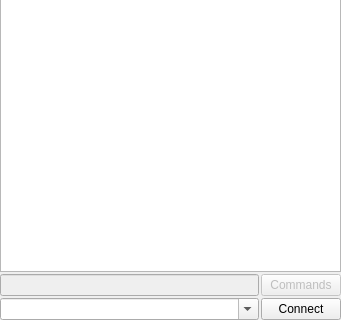
Before: the Qt Designer form ui/DxWidget.ui in k5mcd/QLog, drawn with Qt 5; both pictures show x 0 to 341 and y 191 to 511 of the 341 by 511 pixel window.
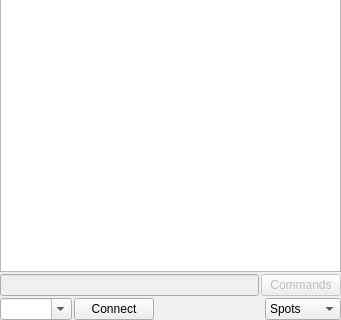
After: the same form once the commit is applied. Icons and pictures are not drawn.

Commit message: DXC: Changed View Mode switcher to Combobox

Diff of the .ui file:
```diff
--- a/ui/DxWidget.ui
+++ b/ui/DxWidget.ui
@@ -227,6 +227,39 @@
        </property>
       </widget>
      </item>
+     <item>
+      <spacer name="horizontalSpacer">
+       <property name="orientation">
+        <enum>Qt::Horizontal</enum>
+       </property>
+       <property name="sizeHint" stdset="0">
+        <size>
+         <width>40</width>
+         <height>20</height>
+        </size>
+       </property>
+      </spacer>
+     </item>
+     <item>
+      <widget class="QComboBox" name="viewModeCombo">
+       <property name="sizePolicy">
+        <sizepolicy hsizetype="Preferred" vsizetype="Fixed">
+         <horstretch>0</horstretch>
+         <verstretch>0</verstretch>
+        </sizepolicy>
+       </property>
+       <item>
+        <property name="text">
+         <string>Spots</string>
+        </property>
+       </item>
+       <item>
+        <property name="text">
+         <string>Console</string>
+        </property>
+       </item>
+      </widget>
+     </item>
     </layout>
    </item>
   </layout>
```
Left out of the diff: 18 changed lines with no effect on the pictures. The commit also changes 2 other files.
